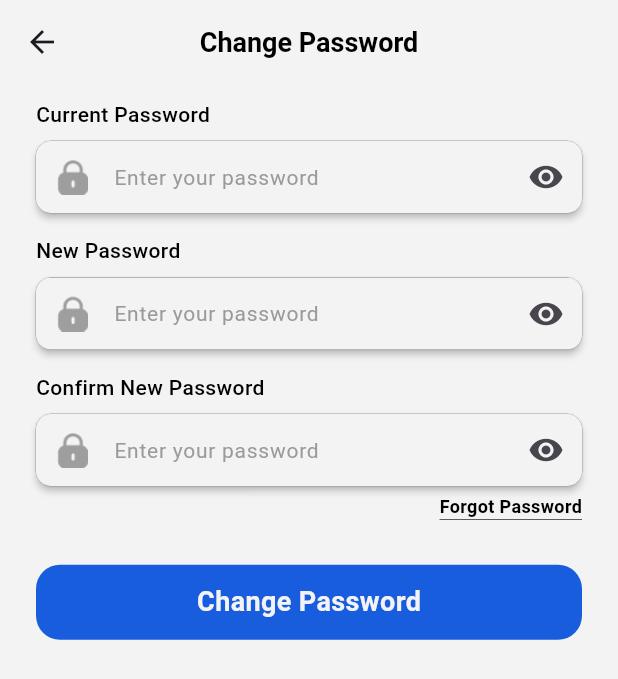
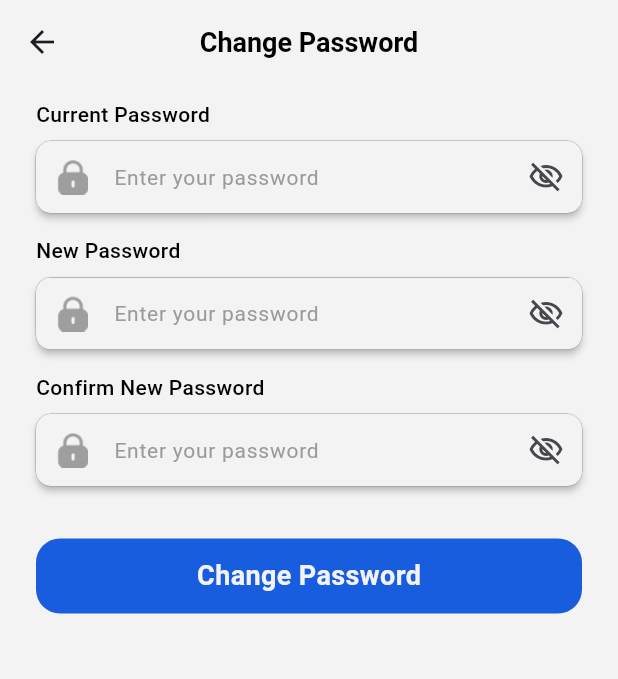
Before and after one commit to mdtusher2018/DineDash, a Flutter app: the ChangePasswordScreen screen opened directly, on a phone screen of 412 x 824 dp. Shown: the top 679 px of the screen. Run offline on Flutter 3.47's test engine with Material 3 defaults, Android fonts, the phone set to English and light mode, and no system bars; our stand-ins replace dotted_border, dotted_line, flutter_rating_bar, flutter_widget_from_html, geolocator, get and 6 more; missing offline and left inert: flutter_google_places_sdk, shake; accounts and stored records are empty; network calls fail.

Commit message:
1st feedback issue solved

```diff
--- a/lib/core/validators/auth_validator.dart
+++ b/lib/core/validators/auth_validator.dart
@@ -27,6 +27,7 @@ class AuthValidator {
     required String postalCode,
     required String password,
     required String confirmPassword,
+    required bool tremsAndCondition
   }) {
     if (fullName.isNullOrEmpty || !fullName.isValidName) {
       return "Please enter a valid full name";
@@ -45,6 +46,9 @@ class AuthValidator {
     }
     if (password != confirmPassword) {
       return "Passwords do not match";
+    }
+    if(!tremsAndCondition){
+      return "Accept the Trems and Conditions";
     }
     return null; // All validations passed
   }
--- a/lib/features/auth/user/create_user_account.dart
+++ b/lib/features/auth/user/create_user_account.dart
@@ -61,7 +61,7 @@ final controller = Get.find<SignUpController>();
                   commonTextfieldWithTitle(
                     "Full name".tr,
                     fullNameController,
-                    hintText: "Enter your email".tr,
+                    hintText: "Enter your name".tr,
                     assetIconPath: ImagePaths.userIcon,
                   ),
                   const SizedBox(height: 15),
@@ -162,7 +162,7 @@ final controller = Get.find<SignUpController>();
                         "Sign Up".tr,
                         isLoading: controller.isLoading.value,
                         onTap: () {
-                                controller.signUp(fullName: fullNameController.text, email: emailController.text, postalCode: posterCodeController.text, password: passwordController.text,confirlPassword: confirmPasswordController.text);
+                                controller.signUp(fullName: fullNameController.text, email: emailController.text, postalCode: posterCodeController.text, password: passwordController.text,confirlPassword: confirmPasswordController.text, tremsAndCondition:isAgree);
                         },
                       );
                     }
--- a/lib/features/auth/user/user_sign_up_controller.dart
+++ b/lib/features/auth/user/user_sign_up_controller.dart
@@ -20,6 +20,7 @@ class SignUpController extends BaseController {
     required String postalCode,
     required String password,
     required String confirlPassword,
+    required bool tremsAndCondition
   }) async {
     // ✅ Validate inputs first
     final validationMessage = AuthValidator.validateSignUp(
@@ -28,6 +29,7 @@ class SignUpController extends BaseController {
       postalCode: postalCode,
       password: password,
       confirmPassword: confirlPassword,
+      tremsAndCondition:tremsAndCondition
     );
 
     if (validationMessage != null) {
--- a/lib/features/business/dealer/add_business/add_business_frist_page.dart
+++ b/lib/features/business/dealer/add_business/add_business_frist_page.dart
@@ -357,6 +357,7 @@ class _AddBusinessScreenFristState extends State<AddBusinessScreenFrist> {
         const SizedBox(height: 24),
         commonButton(
           "Add Business",
+          isLoading: controller.isLoading.value,
           onTap: () async {
             final openingHoursList =
                 closedDays.entries
--- a/lib/features/business/dealer/add_business/edit_bussiness_page.dart
+++ b/lib/features/business/dealer/add_business/edit_bussiness_page.dart
@@ -408,6 +408,7 @@ class _EditBusinessScreenFristState extends State<EditBusinessScreenFrist> {
             const SizedBox(height: 24),
             commonButton(
               "Save",
+              isLoading: controller.isLoading.value,
               onTap: () async {
                 final openingHoursList =
                     closedDays.entries
--- a/lib/features/deals/dealer/create_deal.dart
+++ b/lib/features/deals/dealer/create_deal.dart
@@ -404,6 +404,7 @@ class _AddDealScreenState extends State<AddDealScreen> {
               /// Create Deal Button
               commonButton(
                 "Create Deal".tr,
+                isLoading: controller.isLoading.value,
                 onTap: () {
                   final formattedActiveTimes =
                       timeFrames
--- a/lib/features/explore/user_explore.dart
+++ b/lib/features/explore/user_explore.dart
@@ -436,7 +436,7 @@ class _UserExplorePageState extends State<UserExplorePage> {
                               ['Low', 'Hign'].map((String value) {
                                 return DropdownMenuItem<String>(
                                   value: value,
-                                  child: commonText("Sort By: $value"),
+                                  child: commonText("Price: $value"),
                                 );
                               }).toList(),
                           onChanged: (String? newValue) {
--- a/lib/features/profile/common/change password/change_password.dart
+++ b/lib/features/profile/common/change password/change_password.dart
@@ -2,7 +2,6 @@ import 'package:dine_dash/core/utils/colors.dart';
 import 'package:dine_dash/features/profile/common/change%20password/change_password_controller.dart';
 import 'package:dine_dash/res/commonWidgets.dart';
 import 'package:dine_dash/core/utils/image_paths.dart';
-import 'package:dine_dash/features/auth/common/forget_password/forget_password_page.dart';
 import 'package:flutter/material.dart';
 import 'package:get/get.dart';
 
@@ -20,9 +19,9 @@ class _ChangePasswordScreenState extends State<ChangePasswordScreen> {
   final TextEditingController confirmPasswordController =
       TextEditingController();
 
-  bool isCurrentPasswordVisible = false;
-  bool isNewPasswordVisible = false;
-  bool isConfirmPasswordVisible = false;
+  bool isCurrentPasswordVisible = true;
+  bool isNewPasswordVisible = true;
+  bool isConfirmPasswordVisible = true;
 
   final ChangePasswordController controller =
       Get.find<ChangePasswordController>();
@@ -112,23 +111,23 @@ class _ChangePasswordScreenState extends State<ChangePasswordScreen> {
               },
             ),
             SizedBox(height: 5),
-            Row(
-              mainAxisAlignment: MainAxisAlignment.end,
+            // Row(
+            //   mainAxisAlignment: MainAxisAlignment.end,
 
-              children: [
-                InkWell(
-                  onTap: () {
-                    Get.to(ForgotPasswordScreen());
-                  },
-                  child: Column(
-                    children: [
-                      commonText("Forgot Password".tr, isBold: true),
-                      Container(width: 95, height: 0.5, color: AppColors.black),
-                    ],
-                  ),
-                ),
-              ],
-            ),
+            //   children: [
+            //     InkWell(
+            //       onTap: () {
+            //         Get.to(ForgotPasswordScreen());
+            //       },
+            //       child: Column(
+            //         children: [
+            //           commonText("Forgot Password".tr, isBold: true),
+            //           Container(width: 95, height: 0.5, color: AppColors.black),
+            //         ],
+            //       ),
+            //     ),
+            //   ],
+            // ),
             const SizedBox(height: 30),
 
             // Change Password Button
```
Also changed, not shown: lib/features/business/user/bussiness details/user_business_details_page.dart (+1 -6 lines), lib/features/profile/common/change password/change_password_controller.dart (+19 -9 lines), lib/features/profile/common/edit_profile/edit_profile.dart (+6 -1 lines).
